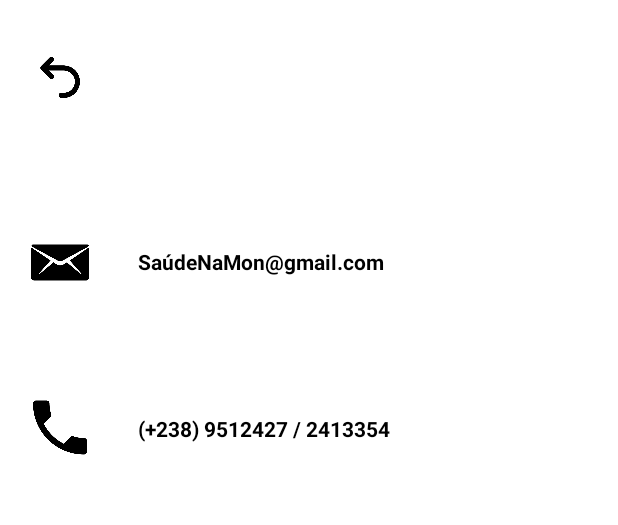
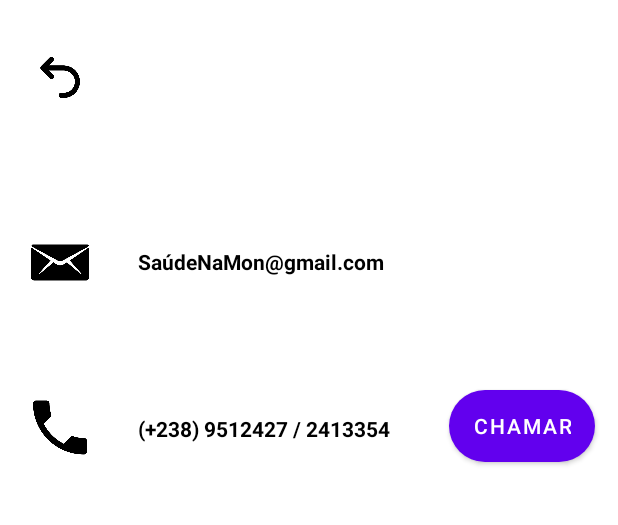
Before and after one commit to adilsonlima1997/TFCAPP, an Android app: the ContactActivity screen opened directly, with no data from a screen before it, on a phone screen of 412 x 824 dp, the part 204-729 px from its top. Run offline under Robolectric (Android 15) with nearby library versions, the phone set to English and light mode, and no system bars.

Commit message:
Atualizado em 18/05/2022 11:27

```diff
--- a/app/src/main/AndroidManifest.xml
+++ b/app/src/main/AndroidManifest.xml
@@ -1,6 +1,7 @@
 <?xml version="1.0" encoding="utf-8"?>
 <manifest xmlns:android="http://schemas.android.com/apk/res/android"
     package="com.example.farmacia_v1">
+
 
     <application
         android:allowBackup="true"
--- a/app/src/main/java/com/example/farmacia_v1/ContactActivity.java
+++ b/app/src/main/java/com/example/farmacia_v1/ContactActivity.java
@@ -1,21 +1,27 @@
 package com.example.farmacia_v1;
 
 import androidx.appcompat.app.AppCompatActivity;
+import androidx.core.app.ActivityCompat;
 
+import android.Manifest;
 import android.content.Intent;
+import android.content.pm.PackageManager;
+import android.net.Uri;
 import android.os.Bundle;
 import android.view.View;
+import android.widget.Button;
 import android.widget.ImageView;
 
 public class ContactActivity extends AppCompatActivity {
 
-    ImageView voltar;
+    ImageView voltar; Button _phoneCall;
     @Override
     protected void onCreate(Bundle savedInstanceState) {
         super.onCreate(savedInstanceState);
         setContentView(R.layout.activity_contact);
 
         voltar = findViewById(R.id.seta_voltar);
+        _phoneCall = findViewById(R.id.button2);
 
         voltar.setOnClickListener(new View.OnClickListener() {
             @Override
@@ -24,5 +30,15 @@ public class ContactActivity extends AppCompatActivity {
                 startActivity(intent);
             }
         });
+
+        //função que lhe dá a possibilidade de fazer chamadas apartir do app
+        _phoneCall.setOnClickListener(new View.OnClickListener() {
+            @Override
+            public void onClick(View view) {
+                Intent intent = new Intent(Intent.ACTION_DIAL);
+                intent.setData(Uri.parse("tel:5925806"));
+                startActivity(intent);
+            }
+        });
     }
 }
--- a/app/src/main/res/layout/activity_contact.xml
+++ b/app/src/main/res/layout/activity_contact.xml
@@ -53,7 +53,7 @@
         app:layout_constraintTop_toBottomOf="@+id/seta_voltar" />
 
     <ImageView
-        android:id="@+id/imageView5"
+        android:id="@+id/telefone"
         android:layout_width="48dp"
         android:layout_height="50dp"
         android:layout_marginStart="16dp"
@@ -75,6 +75,7 @@
         app:layout_constraintTop_toBottomOf="@+id/titulo" />
 
     <TextView
+        android:id="@+id/textView5"
         android:layout_width="wrap_content"
         android:layout_height="wrap_content"
         android:layout_marginStart="28dp"
@@ -82,7 +83,19 @@
         android:text="(+238) 9512427 / 2413354"
         android:textColor="@color/black"
         android:textStyle="bold"
-        app:layout_constraintStart_toEndOf="@+id/imageView5"
+        app:layout_constraintStart_toEndOf="@+id/telefone"
+        app:layout_constraintTop_toBottomOf="@+id/textView4" />
+
+    <Button
+        android:id="@+id/button2"
+        android:layout_width="wrap_content"
+        android:layout_height="wrap_content"
+        android:layout_marginTop="76dp"
+        android:text="Chamar"
+        android:background="@drawable/edit_btn"
+        app:layout_constraintEnd_toEndOf="parent"
+        app:layout_constraintHorizontal_bias="0.714"
+        app:layout_constraintStart_toEndOf="@+id/textView5"
         app:layout_constraintTop_toBottomOf="@+id/textView4" />
 
 </androidx.constraintlayout.widget.ConstraintLayout>
```
